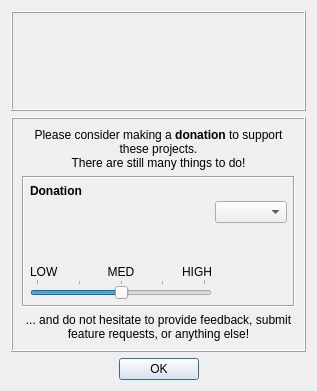
This is qtfuzzylegacy/ui/About.ui in yurisa2/fuzzylegacy as Qt 5 draws it before an edit. The edited form follows.
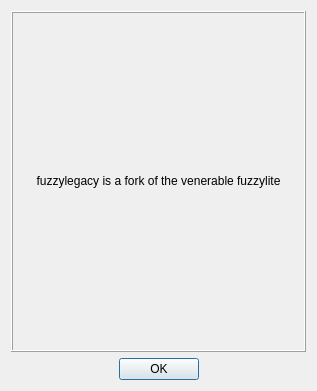
This is the edited form. Icons and pictures are not drawn.

```diff
--- a/qtfuzzylegacy/ui/About.ui
+++ b/qtfuzzylegacy/ui/About.ui
@@ -33,7 +33,7 @@
       <enum>QFrame::Raised</enum>
      </property>
      <property name="text">
-      <string/>
+      <string>fuzzylegacy is a fork of the venerable fuzzylite</string>
      </property>
      <property name="scaledContents">
       <bool>true</bool>
@@ -49,254 +49,6 @@
      </property>
     </widget>
    </item>
-   <item>
-    <widget class="QFrame" name="frame">
-     <property name="frameShape">
-      <enum>QFrame::Box</enum>
-     </property>
-     <property name="frameShadow">
-      <enum>QFrame::Raised</enum>
-     </property>
-     <layout class="QVBoxLayout" name="verticalLayout_2">
-      <item>
-       <widget class="QLabel" name="label_2">
-        <property name="sizePolicy">
-         <sizepolicy hsizetype="MinimumExpanding" vsizetype="MinimumExpanding">
-          <horstretch>0</horstretch>
-          <verstretch>0</verstretch>
-         </sizepolicy>
-        </property>
-        <property name="text">
-         <string>&lt;html&gt;&lt;head/&gt;&lt;body&gt;&lt;p align=&quot;center&quot;&gt;
-Please consider making a &lt;b&gt;donation&lt;/b&gt; to support these projects.&lt;br&gt;
-There are still many things to do!&lt;/p&gt;
-&lt;/body&gt;&lt;/html&gt;</string>
-        </property>
-        <property name="wordWrap">
-         <bool>true</bool>
-        </property>
-       </widget>
-      </item>
-      <item>
-       <widget class="QFrame" name="frame_2">
-        <property name="frameShape">
-         <enum>QFrame::Box</enum>
-        </property>
-        <property name="frameShadow">
-         <enum>QFrame::Sunken</enum>
-        </property>
-        <layout class="QVBoxLayout" name="verticalLayout_3">
-         <property name="spacing">
-          <number>3</number>
-         </property>
-         <property name="margin">
-          <number>6</number>
-         </property>
-         <item>
-          <widget class="QLabel" name="label">
-           <property name="sizePolicy">
-            <sizepolicy hsizetype="Expanding" vsizetype="Preferred">
-             <horstretch>0</horstretch>
-             <verstretch>0</verstretch>
-            </sizepolicy>
-           </property>
-           <property name="font">
-            <font>
-             <weight>75</weight>
-             <bold>true</bold>
-            </font>
-           </property>
-           <property name="text">
-            <string>Donation</string>
-           </property>
-           <property name="textFormat">
-            <enum>Qt::PlainText</enum>
-           </property>
-           <property name="alignment">
-            <set>Qt::AlignLeading|Qt::AlignLeft|Qt::AlignVCenter</set>
-           </property>
-          </widget>
-         </item>
-         <item>
-          <layout class="QHBoxLayout" name="horizontalLayout_3">
-           <property name="rightMargin">
-            <number>0</number>
-           </property>
-           <item>
-            <layout class="QVBoxLayout" name="verticalLayout_5">
-             <property name="spacing">
-              <number>0</number>
-             </property>
-             <property name="topMargin">
-              <number>0</number>
-             </property>
-             <item>
-              <widget class="QLabel" name="donation">
-               <property name="sizePolicy">
-                <sizepolicy hsizetype="MinimumExpanding" vsizetype="MinimumExpanding">
-                 <horstretch>0</horstretch>
-                 <verstretch>0</verstretch>
-                </sizepolicy>
-               </property>
-               <property name="minimumSize">
-                <size>
-                 <width>128</width>
-                 <height>64</height>
-                </size>
-               </property>
-               <property name="maximumSize">
-                <size>
-                 <width>128</width>
-                 <height>64</height>
-                </size>
-               </property>
-               <property name="text">
-                <string/>
-               </property>
-               <property name="pixmap">
-                <pixmap resource="qtfuzzylite.qrc">:/generosity.png</pixmap>
-               </property>
-               <property name="scaledContents">
-                <bool>true</bool>
-               </property>
-               <property name="alignment">
-                <set>Qt::AlignCenter</set>
-               </property>
-               <property name="margin">
-                <number>0</number>
-               </property>
-              </widget>
-             </item>
-             <item>
-              <layout class="QHBoxLayout" name="horizontalLayout">
-               <property name="topMargin">
-                <number>0</number>
-               </property>
-               <item>
-                <widget class="QLabel" name="label_3">
-                 <property name="text">
-                  <string>LOW</string>
-                 </property>
-                </widget>
-               </item>
-               <item>
-                <widget class="QLabel" name="label_4">
-                 <property name="text">
-                  <string>MED</string>
-                 </property>
-                 <property name="alignment">
-                  <set>Qt::AlignCenter</set>
-                 </property>
-                </widget>
-               </item>
-               <item>
-                <widget class="QLabel" name="label_5">
-                 <property name="text">
-                  <string>HIGH</string>
-                 </property>
-                 <property name="alignment">
-                  <set>Qt::AlignRight|Qt::AlignTrailing|Qt::AlignVCenter</set>
-                 </property>
-                </widget>
-               </item>
-              </layout>
-             </item>
-             <item>
-              <widget class="QSlider" name="sld_donation">
-               <property name="focusPolicy">
-                <enum>Qt::NoFocus</enum>
-               </property>
-               <property name="minimum">
-                <number>0</number>
-               </property>
-               <property name="maximum">
-                <number>8</number>
-               </property>
-               <property name="pageStep">
-                <number>2</number>
-               </property>
-               <property name="value">
-                <number>4</number>
-               </property>
-               <property name="orientation">
-                <enum>Qt::Horizontal</enum>
-               </property>
-               <property name="invertedAppearance">
-                <bool>false</bool>
-               </property>
-               <property name="invertedControls">
-                <bool>false</bool>
-               </property>
-               <property name="tickPosition">
-                <enum>QSlider::TicksAbove</enum>
-               </property>
-               <property name="tickInterval">
-                <number>2</number>
-               </property>
-              </widget>
-             </item>
-            </layout>
-           </item>
-           <item>
-            <layout class="QVBoxLayout" name="verticalLayout_4">
-             <property name="rightMargin">
-              <number>0</number>
-             </property>
-             <item>
-              <widget class="QComboBox" name="cbx_donation">
-               <property name="maxCount">
-                <number>9</number>
-               </property>
-              </widget>
-             </item>
-             <item>
-              <widget class="QLabel" name="lbl_donate">
-               <property name="frameShape">
-                <enum>QFrame::NoFrame</enum>
-               </property>
-               <property name="frameShadow">
-                <enum>QFrame::Raised</enum>
-               </property>
-               <property name="text">
-                <string/>
-               </property>
-               <property name="alignment">
-                <set>Qt::AlignCenter</set>
-               </property>
-               <property name="openExternalLinks">
-                <bool>true</bool>
-               </property>
-              </widget>
-             </item>
-            </layout>
-           </item>
-          </layout>
-         </item>
-        </layout>
-       </widget>
-      </item>
-      <item>
-       <widget class="QLabel" name="label_6">
-        <property name="sizePolicy">
-         <sizepolicy hsizetype="MinimumExpanding" vsizetype="Preferred">
-          <horstretch>0</horstretch>
-          <verstretch>0</verstretch>
-         </sizepolicy>
-        </property>
-        <property name="text">
-         <string>&lt;html&gt;&lt;head/&gt;&lt;body&gt;&lt;p align=&quot;center&quot;&gt;... and do not hesitate to provide feedback, submit feature requests, or anything else!&lt;/p&gt;&lt;/body&gt;&lt;/html&gt;</string>
-        </property>
-        <property name="textFormat">
-         <enum>Qt::RichText</enum>
-        </property>
-        <property name="wordWrap">
-         <bool>true</bool>
-        </property>
-       </widget>
-      </item>
-     </layout>
-    </widget>
-   </item>
    <item>
     <widget class="QDialogButtonBox" name="buttonBox">
      <property name="orientation">
```
Left out of the diff: 9 changed lines with no effect on the pictures.
